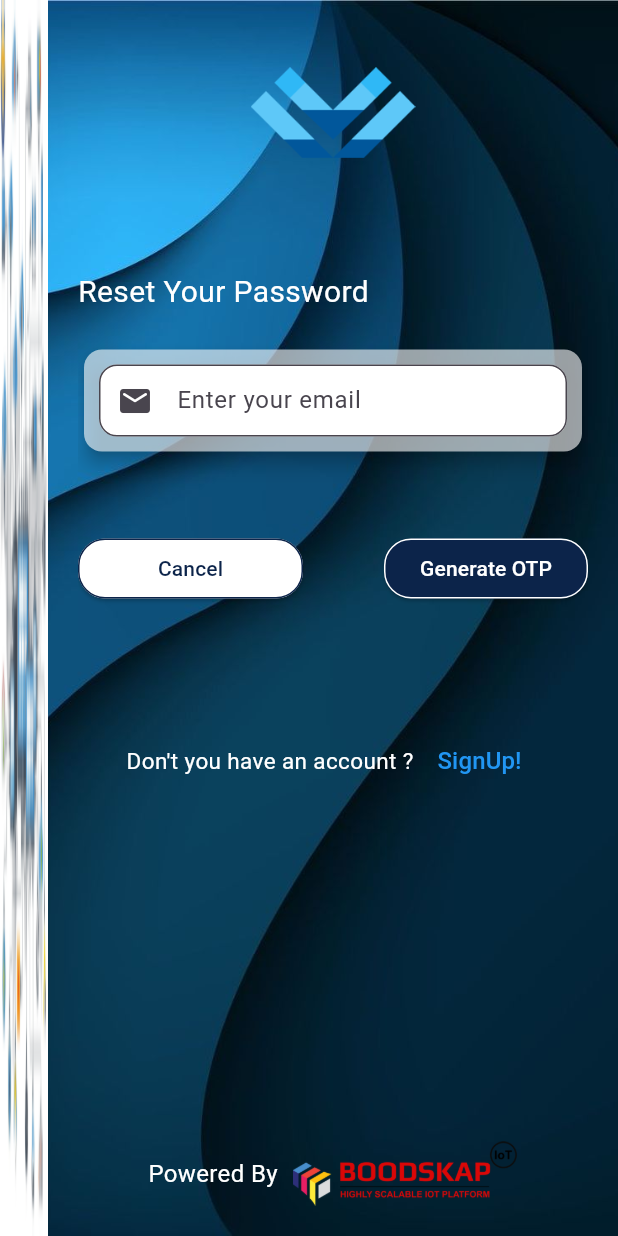
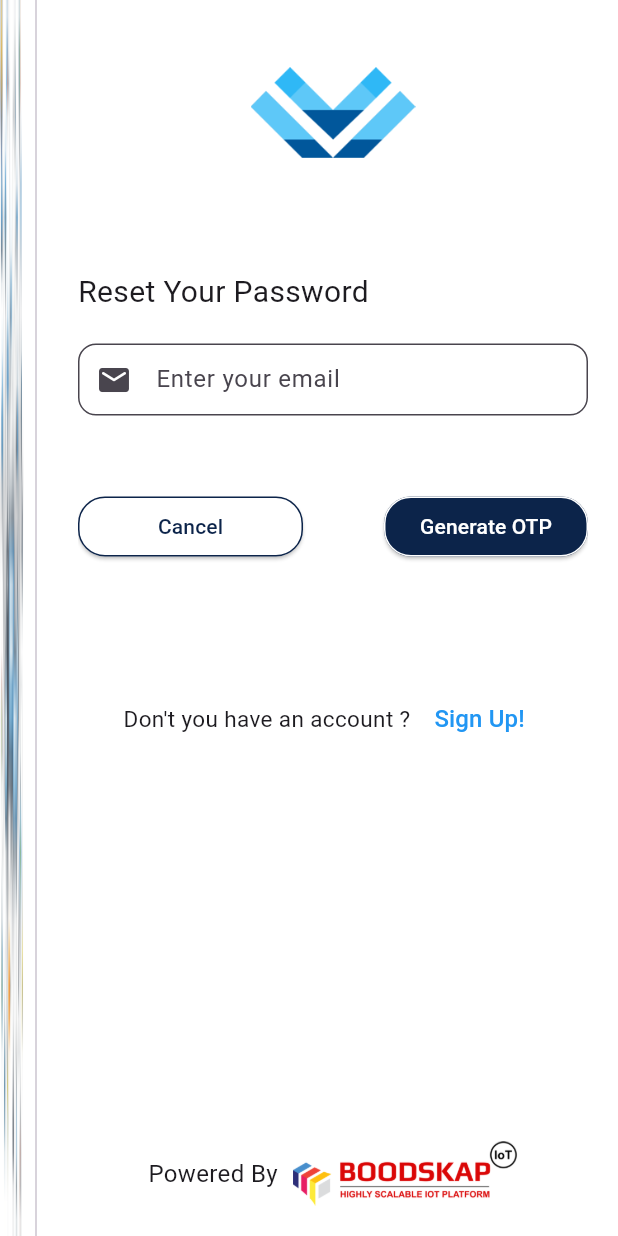
Before and after one commit to boodskap/twinned_template, a Flutter app: the screen it shows after launch, after a tap on "Forgot your password?", on a phone screen of 412 x 824 dp. Run offline on Flutter 3.47's test engine with Material 3 defaults, Android fonts, the light colour scheme and no system bars; our stand-ins replace convex_bottom_bar, pinput.

Commit message:
Login related pages modified

```diff
--- a/lib/pages/login/page_forgot_otp_password.dart
+++ b/lib/pages/login/page_forgot_otp_password.dart
@@ -38,7 +38,7 @@ class _ForgotOtpPageState extends State<ForgotOtpPage> {
               style: TextStyle(
                 fontWeight: FontWeight.bold,
                 fontSize: 20,
-                  color: Colors.white),
+              ),
             ),
             OtpForm(
               pinController: _pinController,
@@ -46,10 +46,7 @@ class _ForgotOtpPageState extends State<ForgotOtpPage> {
             const SizedBox(
               height: 30,
             ),
-            Card(
-              color: Colors.white60,
-              elevation: 5,
-              child: Form(
+            Form(
               child: Column(
                 children: [
                   Padding(
@@ -115,7 +112,6 @@ class _ForgotOtpPageState extends State<ForgotOtpPage> {
                 ],
               ),
             ),
-            ),
             const SizedBox(
               height: 20,
             ),
@@ -126,7 +122,7 @@ class _ForgotOtpPageState extends State<ForgotOtpPage> {
                   shape: RoundedRectangleBorder(
                       borderRadius: BorderRadius.circular(10),
                       side: const BorderSide(color: secondaryColor)),
-                  minimumSize: const Size(330, 50),
+                  minimumSize: const Size(315, 50),
                 ),
                 onPressed: () async {
                   widget.pageController.animateToPage(0,
@@ -150,7 +146,9 @@ class _ForgotOtpPageState extends State<ForgotOtpPage> {
             children: [
               const Text(
                 'Powered By',
-                style: TextStyle(fontSize: 16, color: Colors.white),
+                style: TextStyle(
+                  fontSize: 16,
+                ),
               ),
               const SizedBox(width: 10),
               Image.asset(
--- a/lib/pages/login/page_forgot_password.dart
+++ b/lib/pages/login/page_forgot_password.dart
@@ -13,8 +13,7 @@ class ForgotPasswordPage extends StatefulWidget {
 class _ForgotPasswordPageState extends State<ForgotPasswordPage> {
   @override
   Widget build(BuildContext context) {
-    return Container(
-      child: Column(
+    return Column(
       crossAxisAlignment: CrossAxisAlignment.start,
       mainAxisAlignment: MainAxisAlignment.spaceBetween,
       children: [
@@ -31,22 +30,17 @@ class _ForgotPasswordPageState extends State<ForgotPasswordPage> {
             const SizedBox(height: 50),
             const Text(
               'Reset Your Password',
-                style: TextStyle(fontSize: 20, color: Colors.white),
+              style: TextStyle(
+                fontSize: 20,
+              ),
             ),
             const SizedBox(
               height: 20,
             ),
-              Card(
-                color: Colors.white60,
-                elevation: 5,
-                child: Padding(
-                  padding: const EdgeInsets.all(10),
-                  child: Form(
+            Form(
               child: UseridField(
                 hintText: "Enter your email",
                 controller: TextEditingController(),
-                    ),
-                  ),
               ),
             ),
             const SizedBox(
@@ -103,7 +97,6 @@ class _ForgotPasswordPageState extends State<ForgotPasswordPage> {
                   "Don't you have an account ? ",
                   style: TextStyle(
                     fontSize: 15,
-                      color: Colors.white,
                     decoration: TextDecoration.none,
                   ),
                 ),
@@ -114,7 +107,7 @@ class _ForgotPasswordPageState extends State<ForgotPasswordPage> {
                         curve: Curves.easeInOut);
                   },
                   child: Text(
-                      "SignUp!",
+                    "Sign Up!",
                     style: TextStyle(
                         fontSize: 16,
                         color: Colors.blue.shade500,
@@ -132,7 +125,6 @@ class _ForgotPasswordPageState extends State<ForgotPasswordPage> {
               const Text(
                 "Powered By",
                 style: TextStyle(
-                    color: Colors.white,
                   fontSize: 16,
                 ),
               ),
@@ -147,7 +139,6 @@ class _ForgotPasswordPageState extends State<ForgotPasswordPage> {
           ),
         ),
       ],
-      ),
     );
   }
 }
--- a/lib/pages/login/page_login.dart
+++ b/lib/pages/login/page_login.dart
@@ -22,9 +22,6 @@ class _LoginPageState extends State<LoginPage> {
   Widget build(BuildContext context) {
     return Column(
       children: [
-        const SizedBox(
-          height: 10,
-        ),
         Image.asset(
           'assets/images/app_logo.png',
           height: 110,
@@ -35,17 +32,12 @@ class _LoginPageState extends State<LoginPage> {
         ),
         const Text(
           'Sign In',
-          style: TextStyle(color: Colors.white, fontSize: 24),
+          style: TextStyle(fontSize: 24),
         ),
         const SizedBox(
           height: 10,
         ),
-        Card(
-          color: Colors.white70,
-          elevation: 5,
-          child: Padding(
-            padding: const EdgeInsets.only(left: 15, right: 15),
-            child: Column(
+        Column(
           children: [
             const SizedBox(
               height: 10,
@@ -62,8 +54,6 @@ class _LoginPageState extends State<LoginPage> {
               height: 10,
             ),
           ],
-            ),
-          ),
         ),
         const SizedBox(
           height: 10,
@@ -86,7 +76,6 @@ class _LoginPageState extends State<LoginPage> {
                   ),
                   const Text(
                     'Remember Me',
-                    style: TextStyle(color: Colors.white),
                   ),
                 ],
               ),
@@ -94,7 +83,6 @@ class _LoginPageState extends State<LoginPage> {
             InkWell(
               child: const Text(
                 'Forgot your password?',
-                style: TextStyle(color: Colors.white),
               ),
               onTap: () {
                 widget.pageController.animateToPage(2,
@@ -150,14 +138,13 @@ class _LoginPageState extends State<LoginPage> {
           children: [
             const Text(
               "Don't have an account?",
-              style: TextStyle(color: Colors.white),
             ),
             TextButton(
                 onPressed: () {
                   widget.pageController.jumpToPage(1);
                 },
                 child: Text(
-                  "SignUp",
+                  "Sign Up",
                   style: TextStyle(
                       color: Colors.blue.shade500, fontWeight: FontWeight.bold),
                 ))
@@ -173,7 +160,6 @@ class _LoginPageState extends State<LoginPage> {
               const Text(
                 "Powered By",
                 style: TextStyle(
-                  color: Colors.white,
                   fontSize: 16,
                 ),
               ),
--- a/lib/pages/login/page_signin.dart
+++ b/lib/pages/login/page_signin.dart
@@ -33,7 +33,7 @@ class _NavigationControlState extends State<NavigationControl> {
             height: MediaQuery.of(context).size.height,
             padding: const EdgeInsets.all(20),
             decoration: BoxDecoration(
-              color: Colors.transparent,
+              color: Colors.white,
               borderRadius: BorderRadius.circular(8),
             ),
             child: PageView(
@@ -69,7 +69,7 @@ class _SignInPageState extends State<SignInPage> {
   Widget build(BuildContext context) {
     // Tablet or larger view
     return Scaffold(
-      backgroundColor: Colors.black,
+      backgroundColor: Colors.white,
       body: Row(
         children: [
           Expanded(
@@ -83,15 +83,10 @@ class _SignInPageState extends State<SignInPage> {
               width: MediaQuery.of(context).size.width,
             ),
           ),
-          Container(
+          const VerticalDivider(),
+          SizedBox(
             width: 380,
             height: MediaQuery.of(context).size.height,
-            decoration: const BoxDecoration(
-              image: DecorationImage(
-                image: AssetImage('assets/images/login_background_image.jpg'),
-                fit: BoxFit.cover,
-              ),
-            ),
             child: Column(
               children: [
                 NavigationControl(
--- a/lib/pages/login/page_signup.dart
+++ b/lib/pages/login/page_signup.dart
@@ -43,14 +43,10 @@ class _SignUpPageState extends State<SignUpPage> {
                     style: TextStyle(
                       fontWeight: FontWeight.bold,
                       fontSize: 20,
-                        color: Colors.white),
+                    ),
                   ),
                   const SizedBox(height: 15),
-                  Card(
-                    color: Colors.white60,
-                    child: Padding(
-                      padding: const EdgeInsets.all(15),
-                      child: Column(
+                  Column(
                     children: [
                       UseridField(
                         hintText: "Enter your email",
@@ -68,8 +64,6 @@ class _SignUpPageState extends State<SignUpPage> {
                         minLength: 1,
                       ),
                     ],
-                      ),
-                    ),
                   )
                 ],
               ),
@@ -106,7 +100,7 @@ class _SignUpPageState extends State<SignUpPage> {
                   ),
                   onPressed: () {},
                   child: const Text(
-                    "SignUp",
+                    "Sign Up",
                     style: TextStyle(
                       color: secondaryColor,
                     ),
@@ -121,7 +115,6 @@ class _SignUpPageState extends State<SignUpPage> {
                 const Text(
                   'Already have an account?',
                   style: TextStyle(
-                    color: Colors.white,
                     fontSize: 14,
                   ),
                 ),
@@ -150,7 +143,9 @@ class _SignUpPageState extends State<SignUpPage> {
             children: [
               const Text(
                 'Powered By',
-                style: TextStyle(fontSize: 16, color: Colors.white),
+                style: TextStyle(
+                  fontSize: 16,
+                ),
               ),
               const SizedBox(width: 10),
               Image.asset(
```
Lines whose indentation alone changed are shown as unchanged.
